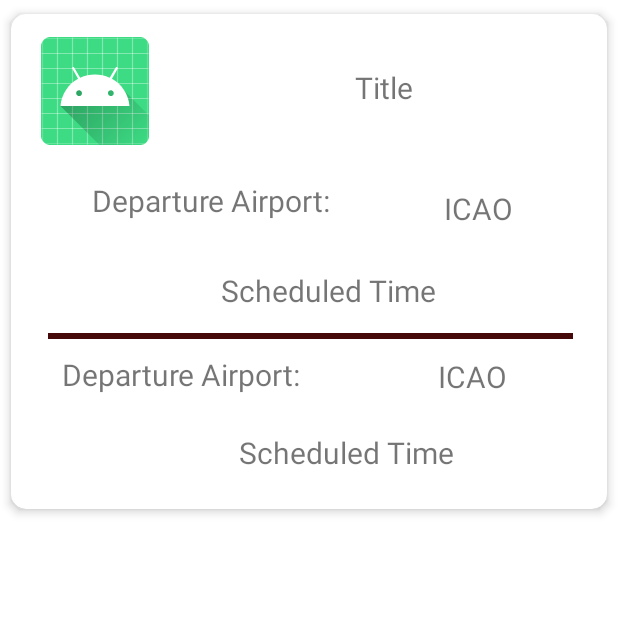
After one commit to AgyapalDhanoa/Flight_Tracking_Application, an Android app: the Real_Time_Recycler screen opened directly, with no data from a screen before it, on a phone screen of 412 x 824 dp, the top half of it. The commit adds this screen. Run offline under Robolectric (Android 15) with nearby library versions, the phone set to English and light mode, and no system bars.

Commit message:
Recyclers

```diff
--- /dev/null
+++ b/app/src/main/java/com/agya/dhanoa/flight_track/Real_Time_Recycler.java
@@ -0,0 +1,14 @@
+package com.agya.dhanoa.flight_track;
+
+import androidx.appcompat.app.AppCompatActivity;
+
+import android.os.Bundle;
+
+public class Real_Time_Recycler extends AppCompatActivity {
+
+    @Override
+    protected void onCreate(Bundle savedInstanceState) {
+        super.onCreate(savedInstanceState);
+        setContentView(R.layout.activity_real_time_recycler);
+    }
+}
--- a/app/src/main/res/layout/activity_main.xml
+++ b/app/src/main/res/layout/activity_main.xml
@@ -34,6 +34,7 @@
         android:id="@+id/pager"
         android:layout_width="match_parent"
         android:layout_height="fill_parent"
-        android:layout_below="@id/tab_layout"/>
+        android:layout_below="@id/tab_layout"
+        android:contentDescription="@string/app_name" />
 
 </RelativeLayout>
--- /dev/null
+++ b/app/src/main/res/layout/activity_real_time_recycler.xml
@@ -0,0 +1,151 @@
+<?xml version="1.0" encoding="utf-8"?>
+<androidx.constraintlayout.widget.ConstraintLayout xmlns:android="http://schemas.android.com/apk/res/android"
+    xmlns:app="http://schemas.android.com/apk/res-auto"
+    xmlns:tools="http://schemas.android.com/tools"
+    android:layout_width="match_parent"
+    android:layout_height="match_parent"
+    tools:context=".Real_Time_Recycler">
+
+    <androidx.cardview.widget.CardView
+        android:layout_width="match_parent"
+        android:layout_height="wrap_content"
+        app:layout_constraintEnd_toEndOf="parent"
+        app:cardUseCompatPadding="true"
+        app:cardElevation="4dp"
+        app:layout_constraintStart_toStartOf="parent"
+        app:cardCornerRadius="10dp"
+        app:layout_constraintTop_toTopOf="parent">
+
+        <androidx.constraintlayout.widget.ConstraintLayout
+            android:layout_width="399dp"
+            android:layout_height="330dp"
+            app:layout_constraintBottom_toBottomOf="@+id/Airport_Name"
+            app:layout_constraintTop_toBottomOf="@+id/Airport_Name">
+
+            <com.google.android.material.imageview.ShapeableImageView
+
+                android:id="@+id/ImageView"
+                android:layout_width="104dp"
+                android:layout_height="102dp"
+                android:layout_marginStart="4dp"
+
+                android:backgroundTint="#805353"
+                android:backgroundTintMode="add"
+                android:scaleType="centerInside"
+                android:src="@mipmap/ic_launcher"
+                app:layout_constraintStart_toStartOf="parent"
+                app:layout_constraintTop_toTopOf="parent"
+                app:shapeAppearanceOverlay="@style/ShapeAppearanceOverlay.Material3.Button"
+                tools:ignore="ImageContrastCheck" />
+
+            <TextView
+                android:id="@+id/Flight_Title"
+                android:layout_width="282dp"
+                android:layout_height="98dp"
+                android:gravity="center"
+                android:text="@string/title"
+                android:textSize="20sp"
+
+                app:layout_constraintBottom_toBottomOf="parent"
+                app:layout_constraintEnd_toEndOf="parent"
+                app:layout_constraintHorizontal_bias="0.0"
+                app:layout_constraintStart_toEndOf="@+id/ImageView"
+                app:layout_constraintTop_toTopOf="parent"
+                app:layout_constraintVertical_bias="0.0" />
+
+            <TextView
+                android:id="@+id/Departure_Airport"
+                android:layout_width="219dp"
+                android:layout_height="37dp"
+                android:layout_marginStart="24dp"
+                android:layout_marginTop="4dp"
+
+                android:gravity="center"
+                android:text="@string/departure_airport"
+                android:textSize="20sp"
+                app:layout_constraintStart_toStartOf="parent"
+                app:layout_constraintTop_toBottomOf="@+id/ImageView" />
+
+            <TextView
+                android:id="@+id/Arrival_Airport"
+                android:layout_width="219dp"
+                android:layout_height="37dp"
+                android:layout_marginStart="4dp"
+                android:layout_marginTop="120dp"
+
+                android:gravity="center"
+                android:text="@string/departure_airport"
+                android:textSize="20sp"
+                app:layout_constraintStart_toStartOf="parent"
+                app:layout_constraintTop_toBottomOf="@+id/ImageView" />
+
+            <TextView
+                android:id="@+id/Schedule_Time_Departure"
+                android:layout_width="247dp"
+                android:layout_height="45dp"
+                android:layout_marginStart="88dp"
+
+                android:layout_marginTop="12dp"
+                android:gravity="center"
+                android:text="@string/scheduled_time"
+                android:textSize="20sp"
+                app:layout_constraintStart_toStartOf="parent"
+                app:layout_constraintTop_toBottomOf="@+id/Departure_ICAO" />
+
+            <TextView
+                android:id="@+id/schedule_Time_Departure"
+                android:layout_width="247dp"
+                android:layout_height="45dp"
+                android:layout_marginStart="100dp"
+
+                android:layout_marginTop="120dp"
+                android:gravity="center"
+                android:text="@string/scheduled_time"
+                android:textSize="20sp"
+                app:layout_constraintStart_toStartOf="parent"
+                app:layout_constraintTop_toBottomOf="@+id/Departure_ICAO" />
+
+            <TextView
+                android:id="@+id/Departure_ICAO"
+                android:layout_width="135dp"
+                android:layout_height="40dp"
+                android:layout_marginStart="244dp"
+
+                android:layout_marginTop="12dp"
+                android:gravity="center"
+                android:text="@string/icao"
+                android:textSize="20sp"
+                app:layout_constraintStart_toStartOf="parent"
+                app:layout_constraintTop_toBottomOf="@+id/Flight_Title" />
+
+            <TextView
+                android:id="@+id/departure_ICAO4"
+                android:layout_width="135dp"
+                android:layout_height="40dp"
+                android:layout_marginStart="240dp"
+
+                android:layout_marginTop="124dp"
+                android:gravity="center"
+                android:text="@string/icao"
+                android:textSize="20sp"
+                app:layout_constraintStart_toStartOf="parent"
+                app:layout_constraintTop_toBottomOf="@+id/Flight_Title" />
+
+            <TextView
+                android:id="@+id/textView"
+                android:layout_width="350dp"
+                android:layout_height="4dp"
+                android:layout_marginTop="5dp"
+                android:background="#170707"
+                android:backgroundTint="#450909"
+                android:text="@string/textview"
+                app:layout_constraintEnd_toEndOf="parent"
+                app:layout_constraintStart_toStartOf="parent"
+                app:layout_constraintTop_toBottomOf="@+id/Schedule_Time_Departure" />
+
+
+        </androidx.constraintlayout.widget.ConstraintLayout>
+
+    </androidx.cardview.widget.CardView>
+
+</androidx.constraintlayout.widget.ConstraintLayout>
--- a/app/src/main/res/values/strings.xml
+++ b/app/src/main/res/values/strings.xml
@@ -10,4 +10,16 @@
     <string name="tab_label1">Airlines</string>
     <string name="tab_label2">Airports</string>
     <string name="tab_label3">Real-Time</string>
+    <string name="airline_name">Airline Name</string>
+    <string name="icao">ICAO</string>
+    <string name="iata">IATA</string>
+    <string name="location_name">Location Name</string>
+    <string name="airport_name">Airport Name</string>
+    <string name="latitude">Latitude</string>
+    <string name="longitude">Longitude</string>
+    <string name="c_code">C_code</string>
+    <string name="title">Title</string>
+    <string name="textview">TextView</string>
+    <string name="departure_airport">Departure Airport:</string>
+    <string name="scheduled_time">Scheduled Time</string>
 </resources>
```
Also changed, not shown: app/src/main/AndroidManifest.xml (+12 -1 lines), app/src/main/java/com/agya/dhanoa/flight_track/Airport_Recycler.java (added, +14 -0 lines), app/src/main/java/com/agya/dhanoa/flight_track/airline_Recycler.java (added, +14 -0 lines), app/src/main/res/layout/activity_airline_recycler.xml (added, +102 -0 lines), app/src/main/res/layout/activity_airport_recycler.xml (added, +126 -0 lines).
